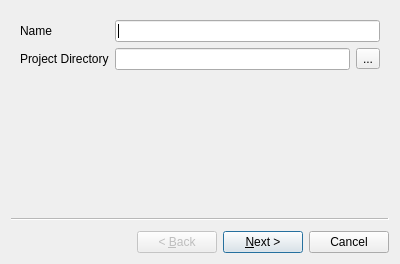
This is modules/frontend/projects/AmirFrontend/src/newProjectWizard/CreateProjectDialog.ui in OFFIS-Automation/Framework as Qt 5 draws it before an edit. The edited form follows.
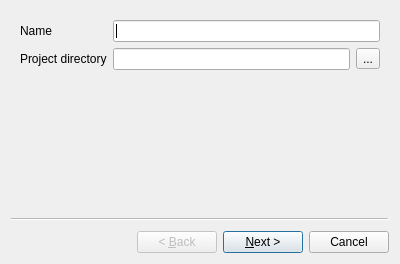
This is the edited form. Custom widgets are drawn as their Qt base class.

What changed in the file:
```diff
--- a/modules/frontend/projects/AmirFrontend/src/newProjectWizard/CreateProjectDialog.ui
+++ b/modules/frontend/projects/AmirFrontend/src/newProjectWizard/CreateProjectDialog.ui
@@ -30,7 +30,7 @@
       <item row="1" column="0">
        <widget class="QLabel" name="directoryLabel">
         <property name="text">
-         <string>Project Directory</string>
+         <string>Project directory</string>
         </property>
        </widget>
       </item>
```
